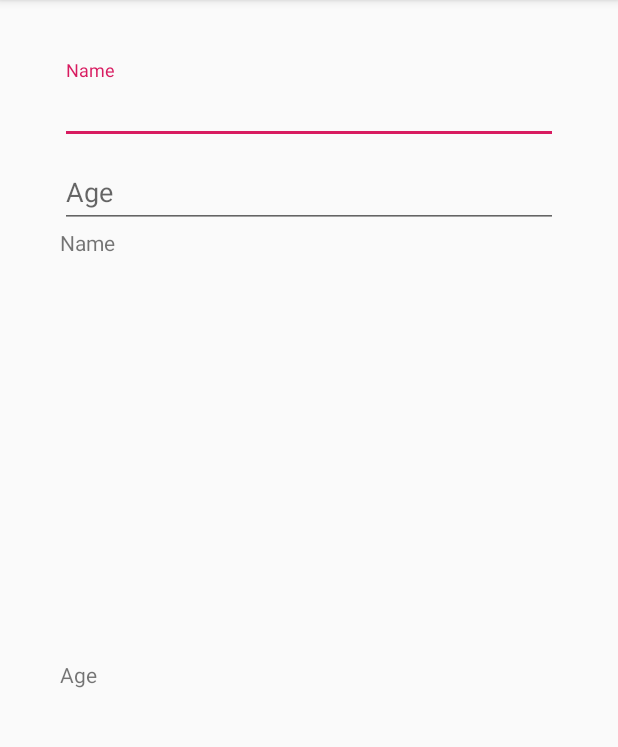
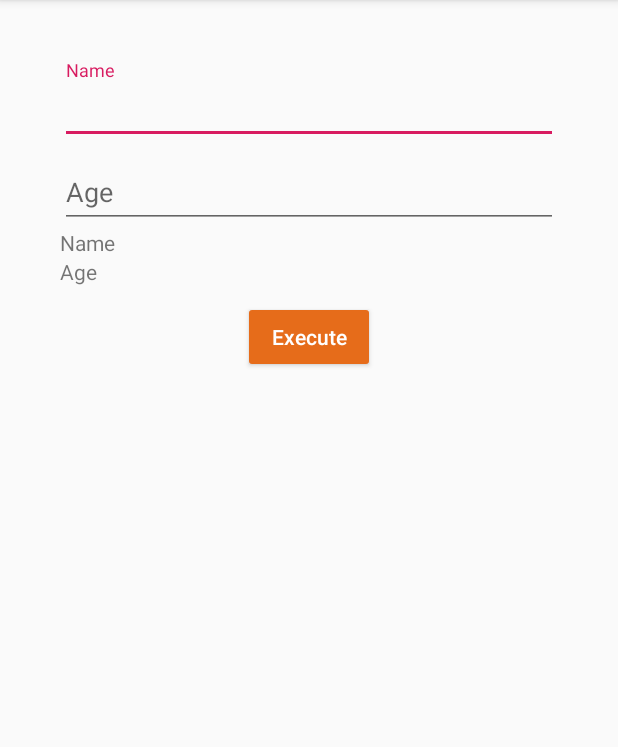
Before and after one commit to adatapoint/KotlinAndroidApp, an Android app: the screen it shows after launch (MainActivity), on a phone screen of 412 x 824 dp, the part 84-831 px from its top. Run offline under Robolectric (Android 15) with nearby library versions, the phone set to English and light mode, and no system bars.

Commit message:
Agregada bobadita para que el botón cambie de color cuando se presiona en él

```diff
--- a/app/build.gradle
+++ b/app/build.gradle
@@ -28,6 +28,7 @@ dependencies {
     implementation 'com.android.support:appcompat-v7:28.0.0'
     implementation 'com.android.support.constraint:constraint-layout:1.1.3'
     implementation 'com.android.support:design:28.0.0'
+    implementation 'com.android.support:support-v4:28.0.0'
     testImplementation 'junit:junit:4.12'
     androidTestImplementation 'com.android.support.test:runner:1.0.2'
     androidTestImplementation 'com.android.support.test.espresso:espresso-core:3.0.2'
--- a/app/src/main/res/layout/activity_main.xml
+++ b/app/src/main/res/layout/activity_main.xml
@@ -43,43 +43,47 @@
 
 
         </android.support.design.widget.TextInputLayout>
+
         <LinearLayout
                 android:orientation="vertical"
                 android:layout_width="match_parent"
-                android:layout_height="match_parent">
+                android:layout_height="wrap_content" android:layout_marginBottom="10dp">
             <LinearLayout
                     android:orientation="horizontal"
                     android:layout_width="match_parent"
-                    android:layout_height="match_parent" android:layout_weight="1">
+                    android:layout_height="wrap_content">
                 <TextView
                         android:text="@string/name"
-                        android:layout_width="wrap_content"
-                        android:layout_height="wrap_content" android:layout_weight="1"/>
+                        android:layout_width="60dp"
+                        android:layout_height="wrap_content"/>
                 <TextView
-                        android:layout_width="wrap_content"
+                        android:layout_width="match_parent"
                         android:layout_height="wrap_content"
-                        android:id="@+id/textView_name"
-                        android:layout_weight="1"/>
+                        android:id="@+id/textView_name"/>
             </LinearLayout>
             <LinearLayout
                     android:orientation="horizontal"
                     android:layout_width="match_parent"
-                    android:layout_height="match_parent"
-                    android:layout_weight="1">
+                    android:layout_height="wrap_content">
                 <TextView
                         android:text="@string/age"
-                        android:layout_width="wrap_content"
+                        android:layout_width="60dp"
+                        android:layout_height="wrap_content"/>
+                <TextView
+                        android:layout_width="match_parent"
                         android:layout_height="wrap_content"
-                        android:layout_weight="1"/>
-                <TextView
-                        android:layout_width="wrap_content"
-                        android:layout_height="wrap_content"
-                        android:id="@+id/textView_age"
-                        android:layout_weight="1"/>
+                        android:id="@+id/textView_age"/>
             </LinearLayout>
 
         </LinearLayout>
-
+        <Button
+                android:text="@string/btn_execute"
+                android:textAllCaps="false"
+                android:layout_gravity="center_horizontal"
+                android:layout_width="wrap_content"
+                android:layout_height="wrap_content"
+                android:id="@+id/btn_execute"
+                android:textColor="@android:color/white"/>
 
     </LinearLayout>
 
--- a/app/src/main/res/values/colors.xml
+++ b/app/src/main/res/values/colors.xml
@@ -3,4 +3,6 @@
     <color name="colorPrimary">#008577</color>
     <color name="colorPrimaryDark">#00574B</color>
     <color name="colorAccent">#D81B60</color>
+    <color name="colorOrange">#e66c1a</color>
+    <color name="colorWhite">#ffffff</color>
 </resources>
--- a/app/src/main/res/values/strings.xml
+++ b/app/src/main/res/values/strings.xml
@@ -2,4 +2,5 @@
     <string name="app_name">KotlinForAndroid</string>
     <string name="name">Name</string>
     <string name="age">Age</string>
+    <string name="btn_execute">Execute</string>
 </resources>
--- a/app/src/main/res/values/styles.xml
+++ b/app/src/main/res/values/styles.xml
@@ -6,6 +6,7 @@
         <item name="colorPrimary">@color/colorPrimary</item>
         <item name="colorPrimaryDark">@color/colorPrimaryDark</item>
         <item name="colorAccent">@color/colorAccent</item>
+        <item name="colorButtonNormal">@color/colorOrange</item>
     </style>
 
 </resources>
```
Also changed, not shown: app/src/main/java/com/vince/kotlinandroidapp/MainActivity.kt (+22 -2 lines).
